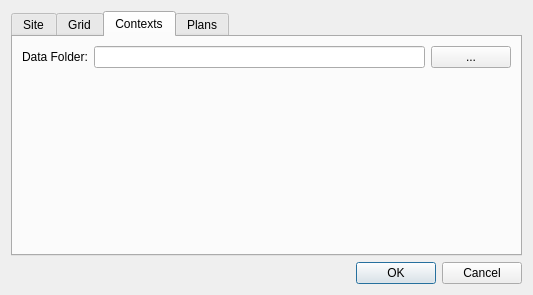
The window that core/settings_dialog_base.ui (lparchaeology/ArkPlan) describes before a commit, drawn with Qt 5.
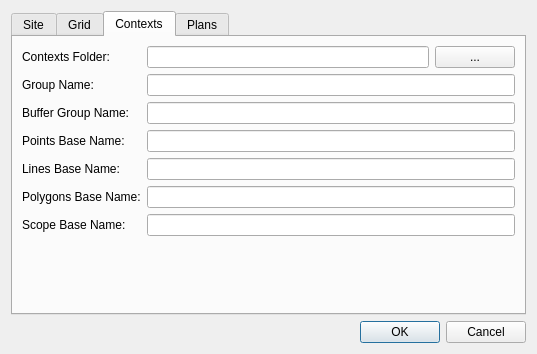
The same window after the commit. The open tabs and pages were chosen to show the change.

Commit message: Add new Contexts settings

Patch:
```diff
--- a/core/settings_dialog_base.ui
+++ b/core/settings_dialog_base.ui
@@ -6,8 +6,8 @@
    <rect>
     <x>0</x>
     <y>0</y>
-    <width>533</width>
-    <height>295</height>
+    <width>537</width>
+    <height>354</height>
    </rect>
   </property>
   <property name="windowTitle">
@@ -238,15 +238,15 @@
        <item row="0" column="0">
         <widget class="QLabel" name="dataFolderLabel">
          <property name="text">
-          <string>Data Folder:</string>
+          <string>Contexts Folder:</string>
          </property>
          <property name="buddy">
           <cstring>dataFolderEdit</cstring>
          </property>
         </widget>
        </item>
-       <item row="1" column="1">
-        <spacer name="verticalSpacer_2">
+       <item row="10" column="1">
+        <spacer name="contextsTabSpacer">
          <property name="orientation">
           <enum>Qt::Vertical</enum>
          </property>
@@ -258,6 +258,81 @@
          </property>
         </spacer>
        </item>
+       <item row="9" column="0">
+        <widget class="QLabel" name="contextsScopeNameLabel">
+         <property name="text">
+          <string>Scope Base Name:</string>
+         </property>
+         <property name="buddy">
+          <cstring>contextsScopeNameEdit</cstring>
+         </property>
+        </widget>
+       </item>
+       <item row="4" column="1">
+        <widget class="QLineEdit" name="contextsPointsNameEdit"/>
+       </item>
+       <item row="2" column="0">
+        <widget class="QLabel" name="contextsGroupNameLabel">
+         <property name="text">
+          <string>Group Name:</string>
+         </property>
+         <property name="buddy">
+          <cstring>contextsGroupNameEdit</cstring>
+         </property>
+        </widget>
+       </item>
+       <item row="2" column="1">
+        <widget class="QLineEdit" name="contextsGroupNameEdit"/>
+       </item>
+       <item row="8" column="1">
+        <widget class="QLineEdit" name="contextsPolygonsNameEdit"/>
+       </item>
+       <item row="6" column="0">
+        <widget class="QLabel" name="contextsLinesNameLabel">
+         <property name="text">
+          <string>Lines Base Name:</string>
+         </property>
+         <property name="buddy">
+          <cstring>contextsLinesNameEdit</cstring>
+         </property>
+        </widget>
+       </item>
+       <item row="9" column="1">
+        <widget class="QLineEdit" name="contextsScopeNameEdit"/>
+       </item>
+       <item row="6" column="1">
+        <widget class="QLineEdit" name="contextsLinesNameEdit"/>
+       </item>
+       <item row="4" column="0">
+        <widget class="QLabel" name="contextsPointNameLabel">
+         <property name="text">
+          <string>Points Base Name:</string>
+         </property>
+         <property name="buddy">
+          <cstring>contextsPointsNameEdit</cstring>
+         </property>
+        </widget>
+       </item>
+       <item row="8" column="0">
+        <widget class="QLabel" name="contextsPolygonsNameLabel">
+         <property name="text">
+          <string>Polygons Base Name:</string>
+         </property>
+         <property name="buddy">
+          <cstring>contextsPolygonsNameEdit</cstring>
+         </property>
+        </widget>
+       </item>
+       <item row="3" column="1">
+        <widget class="QLineEdit" name="contextsBufferGroupNameEdit"/>
+       </item>
+       <item row="3" column="0">
+        <widget class="QLabel" name="contextsBufferGroupNameLabel">
+         <property name="text">
+          <string>Buffer Group Name:</string>
+         </property>
+        </widget>
+       </item>
       </layout>
      </widget>
      <widget class="QWidget" name="plansTab">
```
Left out of the diff: 83 changed lines with no effect on the pictures. The commit also changes 3 other files.
